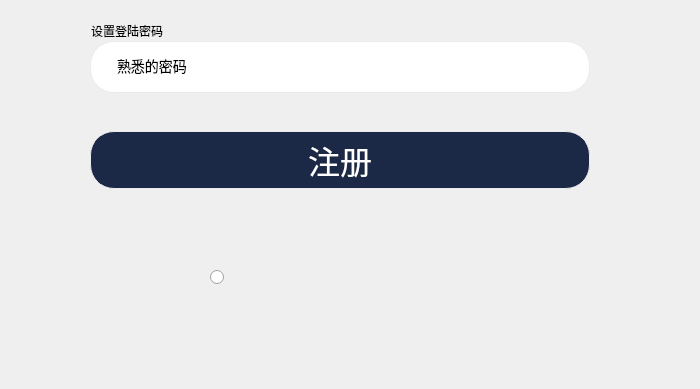
Above: UI/gbs/GBSRegisterForm.ui from huangjingpei/myobs before the change; both pictures show x 0 to 700 and y 521 to 910 of the 700 by 910 pixel window. Below: the same form after it.
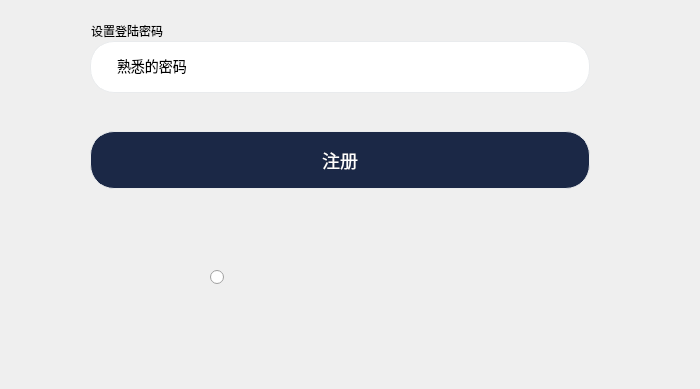
That is the form after the change.

What changed in the file:
```diff
--- a/UI/gbs/GBSRegisterForm.ui
+++ b/UI/gbs/GBSRegisterForm.ui
@@ -196,7 +196,7 @@
 border-radius: 24px;
 padding: 5px;
 background: #1B2846;
-font-size: 32px;
+font-size: 18px;
 text-align: center;
 }
 QPushButton:pressed{
```
